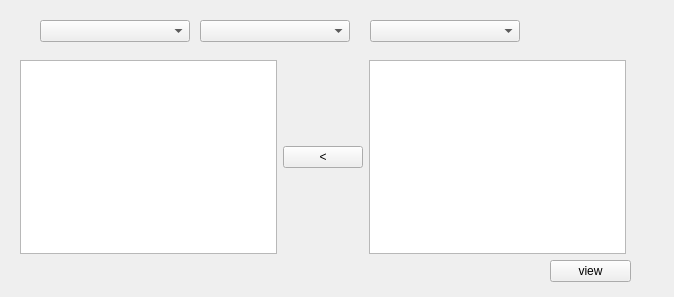
The window that reportbenhtruyennhiem.ui (xdien/tcmr) describes before a commit, drawn with Qt 5.
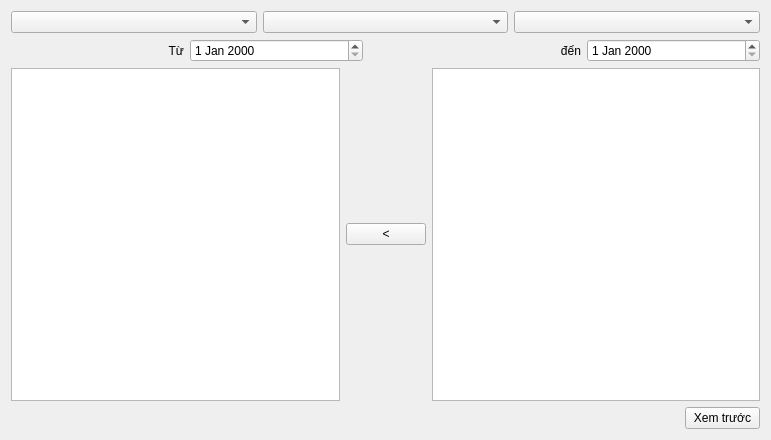
The same window after the commit.

```diff
--- a/reportbenhtruyennhiem.ui
+++ b/reportbenhtruyennhiem.ui
@@ -6,35 +6,18 @@
    <rect>
     <x>0</x>
     <y>0</y>
-    <width>674</width>
-    <height>297</height>
+    <width>771</width>
+    <height>440</height>
    </rect>
   </property>
   <property name="windowTitle">
    <string>Form</string>
   </property>
-  <widget class="QPushButton" name="pushButton">
-   <property name="geometry">
-    <rect>
-     <x>550</x>
-     <y>260</y>
-     <width>81</width>
-     <height>22</height>
-    </rect>
-   </property>
-   <property name="text">
-    <string>view</string>
-   </property>
-  </widget>
+  <layout class="QVBoxLayout" name="verticalLayout">
+   <item>
+    <layout class="QGridLayout" name="gridLayout_2">
+     <item row="0" column="0">
   <widget class="QComboBox" name="comboBox_tp">
-   <property name="geometry">
-    <rect>
-     <x>40</x>
-     <y>20</y>
-     <width>150</width>
-     <height>22</height>
-    </rect>
-   </property>
    <property name="minimumSize">
     <size>
      <width>150</width>
@@ -48,15 +31,9 @@
     </size>
    </property>
   </widget>
+     </item>
+     <item row="0" column="1">
   <widget class="QComboBox" name="comboBox_qh">
-   <property name="geometry">
-    <rect>
-     <x>200</x>
-     <y>20</y>
-     <width>150</width>
-     <height>22</height>
-    </rect>
-   </property>
    <property name="minimumSize">
     <size>
      <width>150</width>
@@ -64,15 +41,9 @@
     </size>
    </property>
   </widget>
+     </item>
+     <item row="0" column="2">
   <widget class="QComboBox" name="comboBox_xp">
-   <property name="geometry">
-    <rect>
-     <x>370</x>
-     <y>20</y>
-     <width>150</width>
-     <height>22</height>
-    </rect>
-   </property>
    <property name="minimumSize">
     <size>
      <width>150</width>
@@ -80,15 +51,56 @@
     </size>
    </property>
   </widget>
-  <widget class="QWidget" name="">
-   <property name="geometry">
-    <rect>
-     <x>20</x>
-     <y>60</y>
-     <width>606</width>
-     <height>194</height>
-    </rect>
-   </property>
+     </item>
+    </layout>
+   </item>
+   <item>
+    <layout class="QGridLayout" name="gridLayout">
+     <item row="0" column="4">
+      <widget class="QDateEdit" name="dateEdit_2"/>
+     </item>
+     <item row="0" column="1">
+      <widget class="QDateEdit" name="dateEdit"/>
+     </item>
+     <item row="0" column="0">
+      <widget class="QLabel" name="label_2">
+       <property name="text">
+        <string>Từ</string>
+       </property>
+       <property name="alignment">
+        <set>Qt::AlignRight|Qt::AlignTrailing|Qt::AlignVCenter</set>
+       </property>
+      </widget>
+     </item>
+     <item row="0" column="3">
+      <widget class="QLabel" name="label">
+       <property name="text">
+        <string>đến</string>
+       </property>
+       <property name="alignment">
+        <set>Qt::AlignRight|Qt::AlignTrailing|Qt::AlignVCenter</set>
+       </property>
+      </widget>
+     </item>
+     <item row="0" column="2">
+      <spacer name="horizontalSpacer">
+       <property name="orientation">
+        <enum>Qt::Horizontal</enum>
+       </property>
+       <property name="sizeType">
+        <enum>QSizePolicy::Preferred</enum>
+       </property>
+       <property name="sizeHint" stdset="0">
+        <size>
+         <width>40</width>
+         <height>20</height>
+        </size>
+       </property>
+      </spacer>
+     </item>
+    </layout>
+   </item>
+   <item>
    <layout class="QHBoxLayout" name="horizontalLayout">
     <item>
      <widget class="QTreeView" name="treeView_benh"/>
@@ -104,8 +116,45 @@
      <widget class="QTreeView" name="treeView_benhDChon"/>
     </item>
    </layout>
-  </widget>
-  <zorder>treeView_benh</zorder>
+   </item>
+   <item>
+    <layout class="QHBoxLayout" name="horizontalLayout_2">
+     <item>
+      <spacer name="horizontalSpacer_2">
+       <property name="orientation">
+        <enum>Qt::Horizontal</enum>
+       </property>
+       <property name="sizeHint" stdset="0">
+        <size>
+         <width>40</width>
+         <height>20</height>
+        </size>
+       </property>
+      </spacer>
+     </item>
+     <item>
+      <widget class="QPushButton" name="pushButton">
+       <property name="sizePolicy">
+        <sizepolicy hsizetype="Preferred" vsizetype="Fixed">
+         <horstretch>0</horstretch>
+         <verstretch>0</verstretch>
+        </sizepolicy>
+       </property>
+       <property name="maximumSize">
+        <size>
+         <width>75</width>
+         <height>16777215</height>
+        </size>
+       </property>
+       <property name="text">
+        <string>Xem trước</string>
+       </property>
+      </widget>
+     </item>
+    </layout>
+   </item>
+  </layout>
+  <zorder>layoutWidget</zorder>
   <zorder>pushButton</zorder>
   <zorder>treeView_benhDChon</zorder>
   <zorder>pushButton_2</zorder>
```
Left out of the diff: 6 changed lines with no effect on the pictures. Lines whose indentation alone changed are shown as unchanged.
